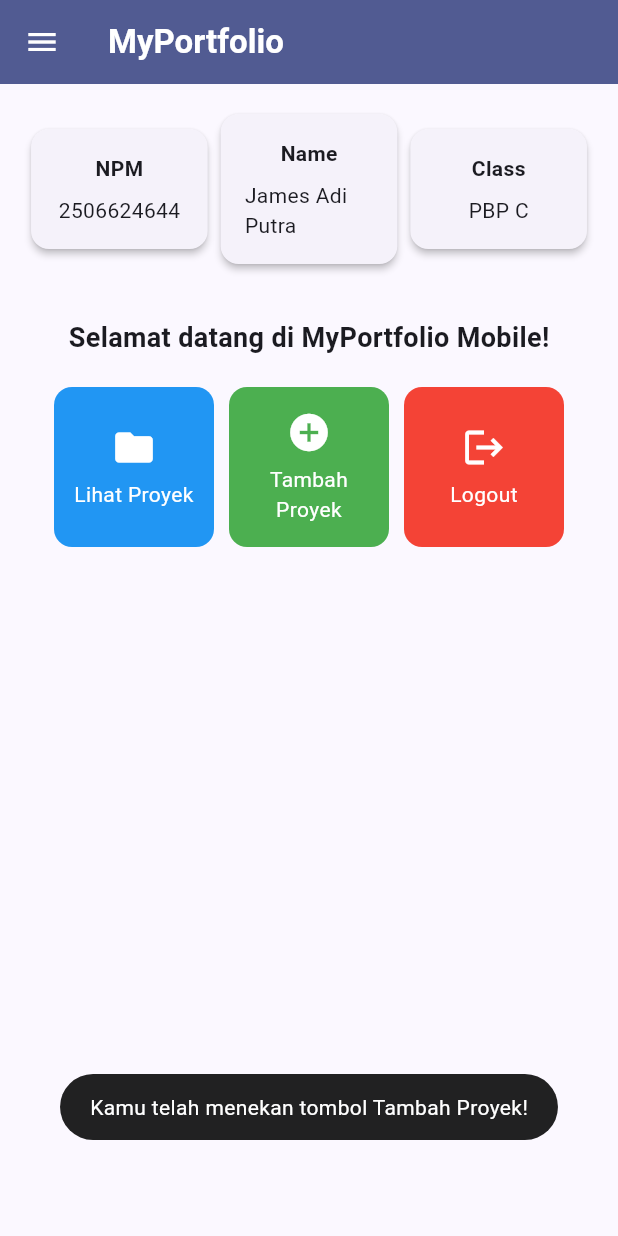
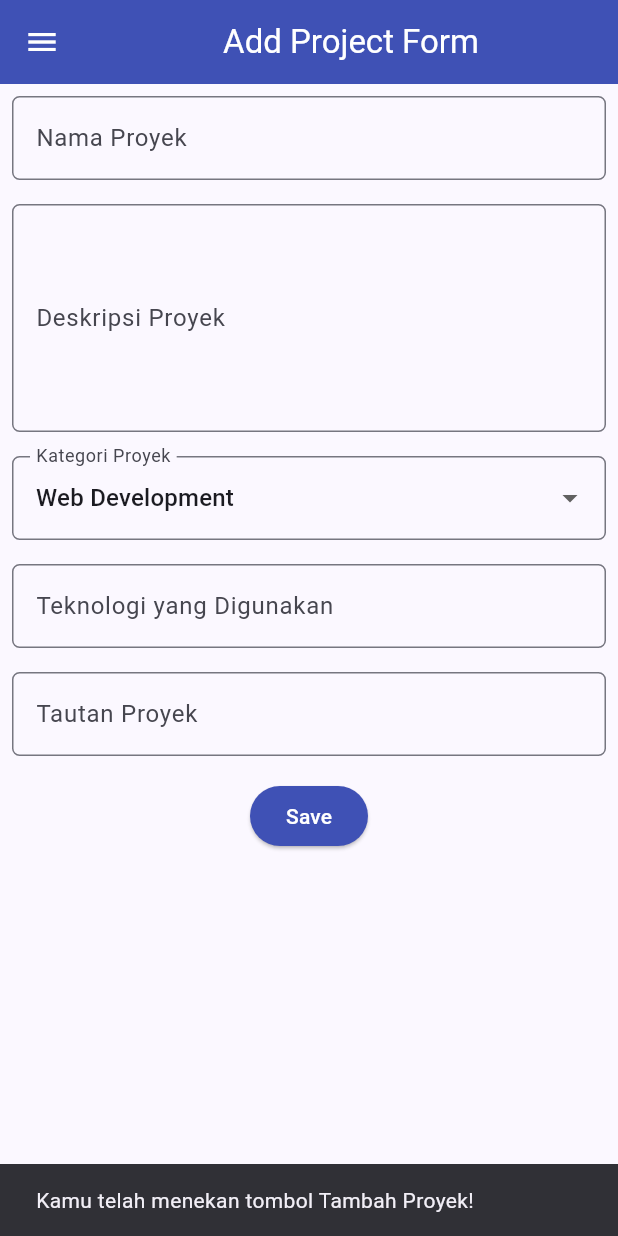
Before and after one commit to James-Adi-Putra/myportofolio_mobile, a Flutter app: the LeftDrawer widget shown alone on an empty page, opened directly, after a tap on "Home", after a tap on "Tambah Proyek", on a phone screen of 412 x 824 dp. Run offline on Flutter 3.47's test engine with Material 3 defaults, Android fonts, the phone set to English and light mode, and no system bars.

Commit message:
feat(form): create ProjectFormPage with validation, dialog pop-up, and drawer integration

```diff
--- a/lib/menu.dart
+++ b/lib/menu.dart
@@ -1,5 +1,5 @@
 import 'package:flutter/material.dart';
-import 'package:fluttertoast/fluttertoast.dart';
+import 'package:myportofolio_mobile/project_form.dart';
 import 'package:myportofolio_mobile/widgets/left_drawer.dart';
 
 class MyHomePage extends StatelessWidget {
@@ -139,17 +139,25 @@ class ItemCard extends StatelessWidget {
       color: item.color,
       borderRadius: BorderRadius.circular(12),
       child: InkWell(
-        // Aksi ketika kartu ditekan oleh pengguna.
         onTap: () {
-          // Menampilkan Toast dengan pesan interaktif.
-          Fluttertoast.showToast(
-            msg: "Kamu telah menekan tombol ${item.name}!",
-            toastLength: Toast.LENGTH_SHORT,
-            gravity: ToastGravity.BOTTOM,
-            backgroundColor: Colors.black87,
-            textColor: Colors.white,
-            fontSize: 14.0,
-          );
+          // Memunculkan SnackBar ketika diklik
+          ScaffoldMessenger.of(context)
+            ..hideCurrentSnackBar()
+            ..showSnackBar(
+              SnackBar(
+                content: Text("Kamu telah menekan tombol ${item.name}!"),
+              ),
+            );
+
+          // Navigasi ke halaman form jika tombol yang ditekan adalah "Tambah Proyek"
+          if (item.name == "Tambah Proyek") {
+            Navigator.push(
+              context,
+              MaterialPageRoute(
+                builder: (context) => const ProjectFormPage(),
+              ),
+            );
+          }
         },
         child: Container(
           padding: const EdgeInsets.all(8),
--- /dev/null
+++ b/lib/project_form.dart
@@ -0,0 +1,217 @@
+import 'package:flutter/material.dart';
+import 'package:myportofolio_mobile/widgets/left_drawer.dart';
+
+class ProjectFormPage extends StatefulWidget {
+  const ProjectFormPage({super.key});
+
+  @override
+  State<ProjectFormPage> createState() => _ProjectFormPageState();
+}
+
+class _ProjectFormPageState extends State<ProjectFormPage> {
+  final _formKey = GlobalKey<FormState>();
+
+  String _projectName = "";
+  String _description = "";
+  String _category = "Web Development"; // default
+  String _technologies = "";
+  String _projectLink = "";
+
+  final List<String> _categories = [
+    'Web Development',
+    'Mobile Development',
+    'Machine Learning',
+    'Data Science',
+    'Other',
+  ];
+
+  @override
+  Widget build(BuildContext context) {
+    return Scaffold(
+      appBar: AppBar(
+        title: const Center(
+          child: Text(
+            'Add Project Form',
+          ),
+        ),
+        backgroundColor: Colors.indigo,
+        foregroundColor: Colors.white,
+      ),
+      drawer: const LeftDrawer(),
+      body: Form(
+        key: _formKey,
+        child: SingleChildScrollView(
+          child: Column(
+            crossAxisAlignment: CrossAxisAlignment.start,
+            children: [
+              // === Project Name ===
+              Padding(
+                padding: const EdgeInsets.all(8.0),
+                child: TextFormField(
+                  decoration: InputDecoration(
+                    hintText: "Nama Proyek",
+                    labelText: "Nama Proyek",
+                    border: OutlineInputBorder(
+                      borderRadius: BorderRadius.circular(5.0),
+                    ),
+                  ),
+                  onChanged: (String? value) {
+                    setState(() {
+                      _projectName = value!;
+                    });
+                  },
+                  validator: (String? value) {
+                    if (value == null || value.trim().isEmpty) {
+                      return "Nama proyek tidak boleh kosong!";
+                    }
+                    return null;
+                  },
+                ),
+              ),
+
+              // === Description ===
+              Padding(
+                padding: const EdgeInsets.all(8.0),
+                child: TextFormField(
+                  maxLines: 5,
+                  decoration: InputDecoration(
+                    hintText: "Deskripsi Proyek",
+                    labelText: "Deskripsi Proyek",
+                    border: OutlineInputBorder(
+                      borderRadius: BorderRadius.circular(5.0),
+                    ),
+                  ),
+                  onChanged: (String? value) {
+                    setState(() {
+                      _description = value!;
+                    });
+                  },
+                  validator: (String? value) {
+                    if (value == null || value.trim().isEmpty) {
+                      return "Deskripsi proyek tidak boleh kosong!";
+                    }
+                    return null;
+                  },
+                ),
+              ),
+
+              // === Category ===
+              Padding(
+                padding: const EdgeInsets.all(8.0),
+                child: DropdownButtonFormField<String>(
+                  decoration: InputDecoration(
+                    labelText: "Kategori Proyek",
+                    border: OutlineInputBorder(
+                      borderRadius: BorderRadius.circular(5.0),
+                    ),
+                  ),
+                  initialValue: _category,
+                  items: _categories
+                      .map((category) => DropdownMenuItem(
+                            value: category,
+                            child: Text(category),
+                          ))
+                      .toList(),
+                  onChanged: (String? newValue) {
+                    setState(() {
+                      _category = newValue!;
+                    });
+                  },
+                ),
+              ),
+
+              // === Technologies ===
+              Padding(
+                padding: const EdgeInsets.all(8.0),
+                child: TextFormField(
+                  decoration: InputDecoration(
+                    hintText: "Contoh: Flutter, Django, Figma",
+                    labelText: "Teknologi yang Digunakan",
+                    border: OutlineInputBorder(
+                      borderRadius: BorderRadius.circular(5.0),
+                    ),
+                  ),
+                  onChanged: (String? value) {
+                    setState(() {
+                      _technologies = value!;
+                    });
+                  },
+                ),
+              ),
+
+              // === Project Link ===
+              Padding(
+                padding: const EdgeInsets.all(8.0),
+                child: TextFormField(
+                  decoration: InputDecoration(
+                    hintText: "URL Proyek (opsional)",
+                    labelText: "Tautan Proyek",
+                    border: OutlineInputBorder(
+                      borderRadius: BorderRadius.circular(5.0),
+                    ),
+                  ),
+                  onChanged: (String? value) {
+                    setState(() {
+                      _projectLink = value!;
+                    });
+                  },
+                ),
+              ),
+
+              // === Tombol Simpan ===
+              Align(
+                alignment: Alignment.bottomCenter,
+                child: Padding(
+                  padding: const EdgeInsets.all(8.0),
+                  child: ElevatedButton(
+                    style: ButtonStyle(
+                      backgroundColor:
+                          WidgetStateProperty.all(Colors.indigo),
+                    ),
+                    onPressed: () {
+                      if (_formKey.currentState!.validate()) {
+                        showDialog(
+                          context: context,
+                          builder: (context) {
+                            return AlertDialog(
+                              title: const Text('Proyek berhasil ditambahkan!'),
+                              content: SingleChildScrollView(
+                                child: Column(
+                                  crossAxisAlignment: CrossAxisAlignment.start,
+                                  children: [
+                                    Text('Nama Proyek: $_projectName'),
+                                    Text('Deskripsi: $_description'),
+                                    Text('Kategori: $_category'),
+                                    Text('Teknologi: $_technologies'),
+                                    Text('Tautan: $_projectLink'),
+                                  ],
+                                ),
+                              ),
+                              actions: [
+                                TextButton(
+                                  child: const Text('OK'),
+                                  onPressed: () {
+                                    Navigator.pop(context);
+                                    _formKey.currentState!.reset();
+                                  },
+                                ),
+                              ],
+                            );
+                          },
+                        );
+                      }
+                    },
+                    child: const Text(
+                      "Save",
+                      style: TextStyle(color: Colors.white),
+                    ),
+                  ),
+                ),
+              ),
+            ],
+          ),
+        ),
+      ),
+    );
+  }
+}
--- a/lib/widgets/left_drawer.dart
+++ b/lib/widgets/left_drawer.dart
@@ -1,5 +1,6 @@
 import 'package:flutter/material.dart';
 import 'package:myportofolio_mobile/menu.dart';
+import 'package:myportofolio_mobile/project_form.dart';
 
 class LeftDrawer extends StatelessWidget {
   const LeftDrawer({super.key});
@@ -53,7 +54,12 @@ class LeftDrawer extends StatelessWidget {
             title: const Text('Add Project'),
             // Navigasi ke halaman tambah proyek
             onTap: () {
-              // Routing ke halaman ProjectFormPage akan ditambahkan di langkah berikutnya
+              Navigator.pushReplacement(
+                context,
+                MaterialPageRoute(
+                  builder: (context) => const ProjectFormPage(),
+                ),
+              );
             },
           ),
         ],
```
